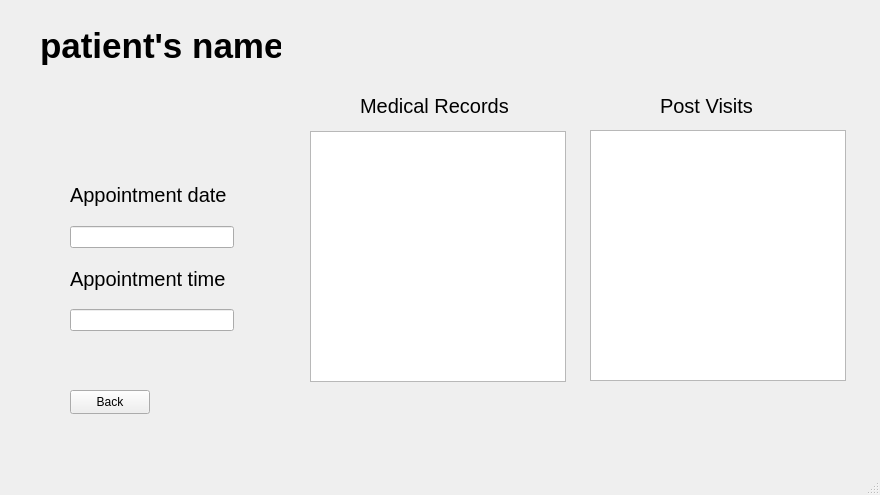
Above: active_appointment.ui from pratham-0204/VedSync before the change. Below: the same form after it.
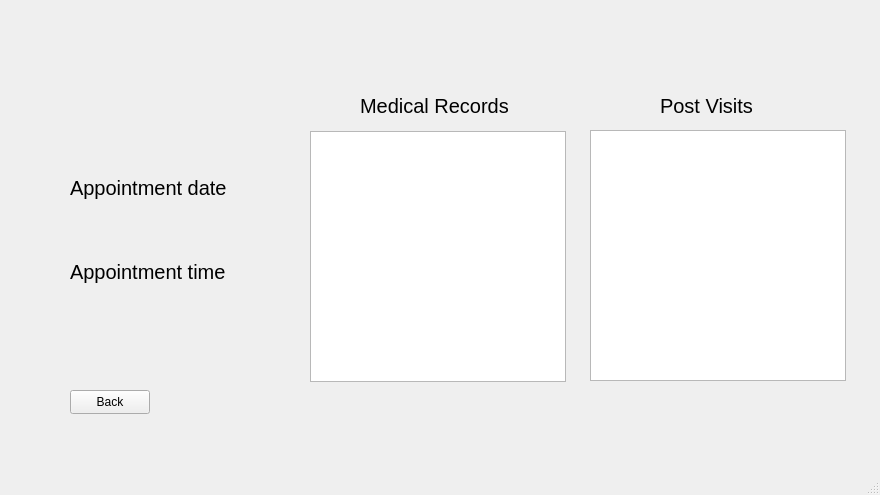
That is the form after the change.

Commit message: Commiting final version of dashboard_doctor ui

Patch:
```diff
--- a/active_appointment.ui
+++ b/active_appointment.ui
@@ -19,7 +19,7 @@
      <rect>
       <x>40</x>
       <y>10</y>
-      <width>241</width>
+      <width>441</width>
       <height>71</height>
      </rect>
     </property>
@@ -30,7 +30,7 @@
      </font>
     </property>
     <property name="text">
-     <string>patient's name</string>
+     <string>&lt;patient's name&gt;</string>
     </property>
    </widget>
    <widget class="QLabel" name="label_4">
@@ -102,7 +102,7 @@
      <string>Back</string>
     </property>
    </widget>
-   <widget class="QWidget" name="">
+   <widget class="QWidget" name="layoutWidget">
     <property name="geometry">
      <rect>
       <x>70</x>
@@ -125,7 +125,14 @@
       </widget>
      </item>
      <item>
-      <widget class="QLineEdit" name="lineEdit"/>
+      <widget class="QLabel" name="a_date_label">
+       <property name="text">
+        <string>&lt;Appointment date&gt;</string>
+       </property>
+       <property name="alignment">
+        <set>Qt::AlignCenter</set>
+       </property>
+      </widget>
      </item>
      <item>
       <widget class="QLabel" name="label_3">
@@ -140,7 +147,14 @@
       </widget>
      </item>
      <item>
-      <widget class="QLineEdit" name="lineEdit_2"/>
+      <widget class="QLabel" name="label_7">
+       <property name="text">
+        <string>&lt;appointment time&gt;</string>
+       </property>
+       <property name="alignment">
+        <set>Qt::AlignCenter</set>
+       </property>
+      </widget>
      </item>
     </layout>
    </widget>
```
Left out of the diff: 15 changed lines with no effect on the pictures. The commit also changes 3 other files.
